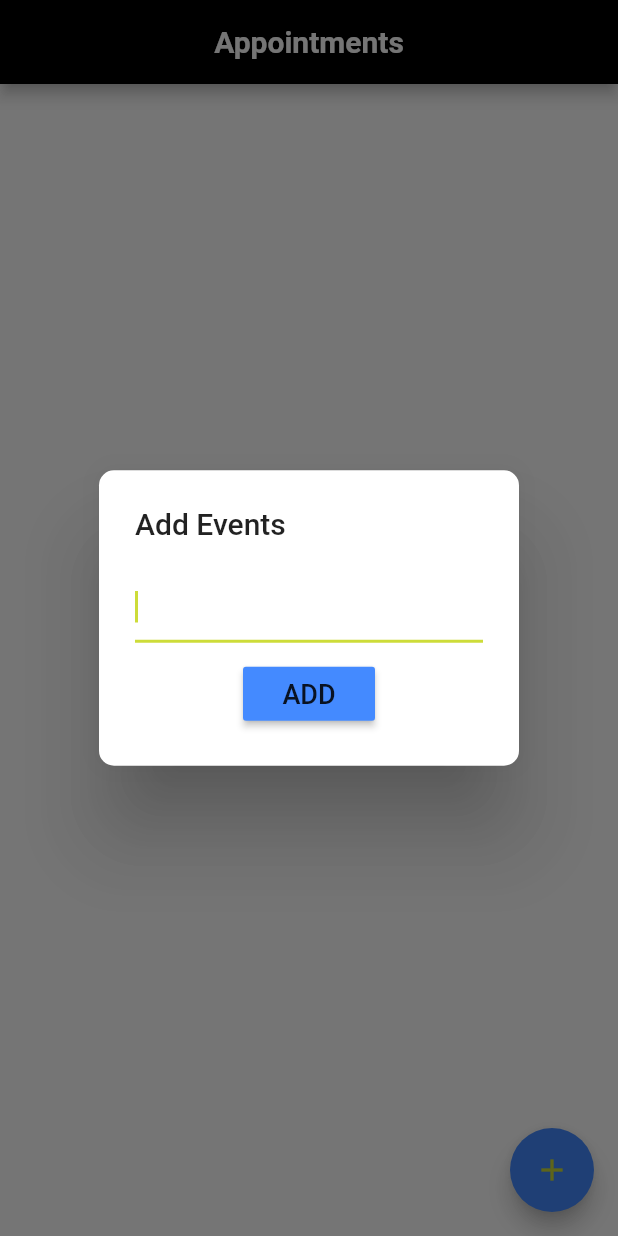
After one commit to MIZUNI312/libres-thinker-app, a Flutter app: the planner screen opened directly, after a tap on the "add" icon, on a phone screen of 412 x 824 dp. The commit adds this screen. Run offline on Flutter 3.47's test engine with Material 2 defaults, Android fonts, the phone set to English and light mode, and no system bars; our stand-ins replace sqflite; accounts and stored records are empty; Roboto replaces fonts that are missing (Raleway).

Commit message:
second commit

```diff
--- /dev/null
+++ b/lib/planner.dart
@@ -0,0 +1,213 @@
+import 'package:flutter/material.dart';
+import 'package:libres/dbhelper.dart';
+
+class planner extends StatefulWidget {
+  @override
+  _plannerState createState() => _plannerState();
+}
+
+class _plannerState extends State<planner> {
+  final dbhelper = Databasehelper.instance;
+
+  final texteditingcontroller = TextEditingController();
+  bool notif = true;
+  String txt = "";
+  String aptedited = "";
+  var myitems = List();
+  List<Widget> children = new List<Widget>();
+
+  void addtodo() async {
+    Map<String, dynamic> row = {
+      Databasehelper.columnName: aptedited,
+    };
+    final id = await dbhelper.insert(row);
+    print(id);
+    Navigator.pop(context);
+    aptedited = "";
+    setState(() {
+      notif = true;
+      txt = "";
+    });
+  }
+
+  Future<bool> query() async {
+    myitems = [];
+    children = [];
+    var allrows = await dbhelper.queryall();
+    allrows.forEach((row) {
+      myitems.add(row.toString());
+      children.add(Card(
+        elevation: 5.0,
+        margin: EdgeInsets.symmetric(
+          horizontal: 10.0,
+          vertical: 5.0,
+        ),
+        child: Container(
+          padding: EdgeInsets.all(5.0),
+          child: ListTile(
+            title: Text(
+              row['todo'],
+              style: TextStyle(
+                fontSize: 18.0,
+                fontFamily: "Raleway",
+              ),
+            ),
+            onLongPress: () {
+              dbhelper.deletedata(row['id']);
+              setState(() {});
+            },
+          ),
+        ),
+      ));
+    });
+    return Future.value(true);
+  }
+
+  void showalertdialog() {
+    texteditingcontroller.text = "";
+    showDialog(
+        context: context,
+        builder: (context) {
+          return StatefulBuilder(builder: (context, setState) {
+            return AlertDialog(
+              shape: RoundedRectangleBorder(
+                borderRadius: BorderRadius.circular(10.0),
+              ),
+              title: Text(
+                "Add Events",
+              ),
+              content: Column(
+                mainAxisSize: MainAxisSize.min,
+                children: <Widget>[
+                  TextField(
+                    controller: texteditingcontroller,
+                    autofocus: true,
+                    onChanged: (_val) {
+                      aptedited = _val;
+                    },
+                    style: TextStyle(
+                      fontSize: 18.0,
+                      fontFamily: "Raleway",
+                    ),
+                    decoration: InputDecoration(
+                      errorText: notif ? null : txt,
+                    ),
+                  ),
+                  Padding(
+                    padding: EdgeInsets.only(
+                      top: 10.0,
+                    ),
+                    child: Row(
+                      mainAxisAlignment: MainAxisAlignment.center,
+                      children: <Widget>[
+                        RaisedButton(
+                          onPressed: () {
+                            if (texteditingcontroller.text.isEmpty) {
+                              setState(() {
+                                txt = "Must input";
+                                notif = false;
+                              });
+                            } else if (texteditingcontroller.text.length >
+                                512) {
+                              setState(() {
+                                txt = "Too may Chanracters";
+                                notif = false;
+                              });
+                            } else {
+                              addtodo();
+                            }
+                          },
+                          color: Colors.blueAccent,
+                          child: Text("ADD",
+                              style: TextStyle(
+                                fontSize: 18.0,
+                                fontFamily: "Raleway",
+                              )),
+                        )
+                      ],
+                    ),
+                  ),
+                ],
+              ),
+            );
+          });
+        });
+  }
+
+  @override
+  Widget build(BuildContext context) {
+    return FutureBuilder(
+      builder: (context, snap) {
+        if (snap.hasData == null) {
+          return Center(
+            child: Text(
+              "No Data",
+            ),
+          );
+        } else {
+          if (myitems.length == 0) {
+            return Scaffold(
+              floatingActionButton: FloatingActionButton(
+                onPressed: showalertdialog,
+                child: Icon(
+                  Icons.add,
+                  color: Colors.lime,
+                ),
+                backgroundColor: Colors.blueAccent,
+              ),
+              appBar: AppBar(
+                backgroundColor: Colors.black,
+                centerTitle: true,
+                title: Text(
+                  "Appointments",
+                  style: TextStyle(
+                    fontFamily: "Raleway",
+                    fontWeight: FontWeight.bold,
+                    color: Colors.white,
+                  ),
+                ),
+              ),
+              backgroundColor: Colors.white30,
+              body: Center(
+                child: Text(
+                  "No Appointments",
+                  style: TextStyle(fontFamily: "Raleway", fontSize: 20.0),
+                ),
+              ),
+            );
+          } else {
+            return Scaffold(
+              floatingActionButton: FloatingActionButton(
+                onPressed: showalertdialog,
+                child: Icon(
+                  Icons.add,
+                  color: Colors.lime,
+                ),
+                backgroundColor: Colors.blueAccent,
+              ),
+              appBar: AppBar(
+                backgroundColor: Colors.black,
+                centerTitle: true,
+                title: Text(
+                  "Appointments",
+                  style: TextStyle(
+                    fontFamily: "Raleway",
+                    fontWeight: FontWeight.bold,
+                    color: Colors.white,
+                  ),
+                ),
+              ),
+              backgroundColor: Colors.white30,
+              body: SingleChildScrollView(
+                child: Column(
+                  children: children,
+                ),
+              ),
+            );
+          }
+        }
+      },
+      future: query(),
+    );
+  }
+}
```
Also changed, not shown: lib/login.dart (+11 -11 lines).
